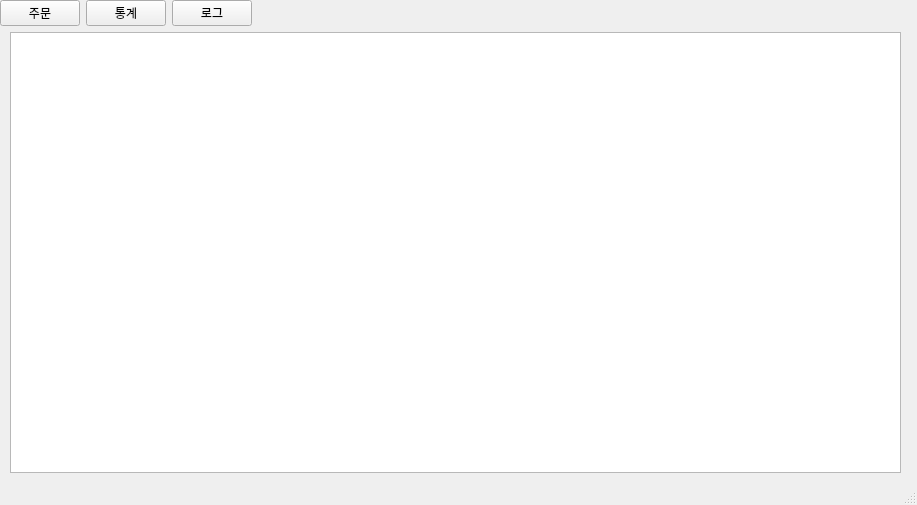
The window that src/ui/kitchen_display/widgets/MainWindow.ui (j0minjae/smart-delivery-robot) describes before a commit, drawn with Qt 5.
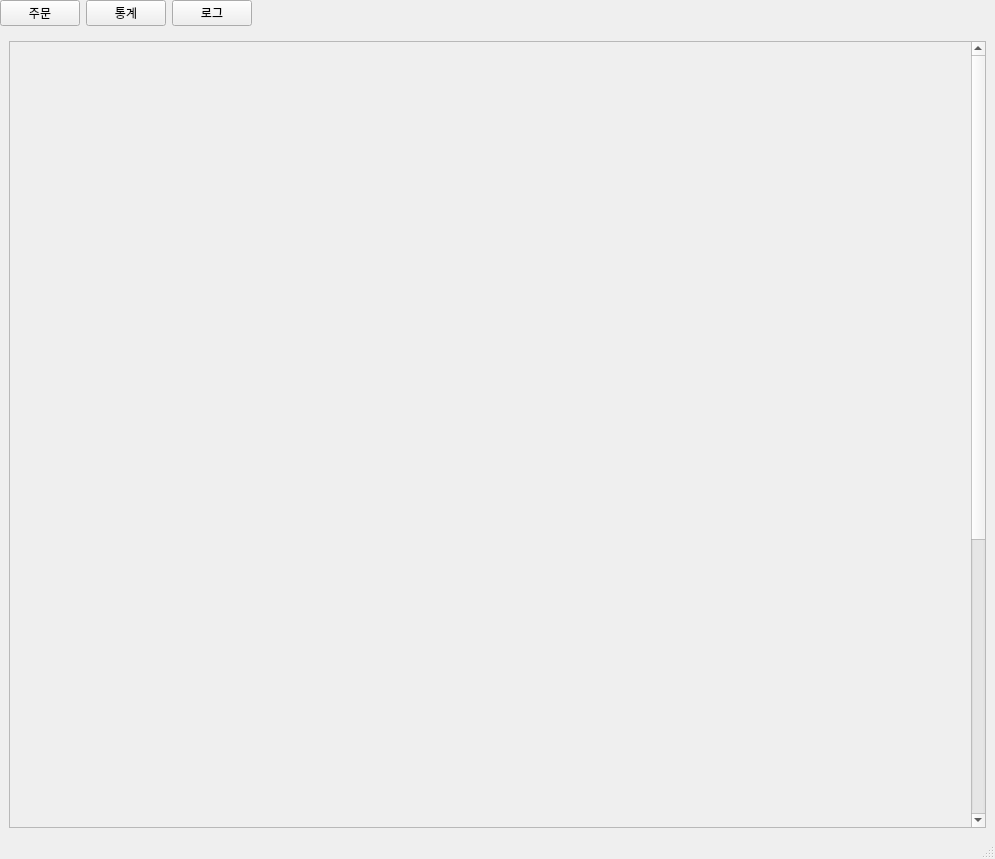
The same window after the commit.

Commit message: feat: display chart

```diff
--- a/src/ui/kitchen_display/widgets/MainWindow.ui
+++ b/src/ui/kitchen_display/widgets/MainWindow.ui
@@ -6,15 +6,15 @@
    <rect>
     <x>0</x>
     <y>0</y>
-    <width>917</width>
-    <height>505</height>
+    <width>995</width>
+    <height>859</height>
    </rect>
   </property>
   <property name="windowTitle">
    <string>MainWindow</string>
   </property>
   <widget class="QWidget" name="centralwidget">
-   <layout class="QGridLayout" name="gridLayout_3">
+   <layout class="QVBoxLayout" name="verticalLayout_4">
     <property name="leftMargin">
      <number>0</number>
     </property>
@@ -27,7 +27,63 @@
     <property name="bottomMargin">
      <number>0</number>
     </property>
-    <item row="1" column="0">
+    <item>
+     <widget class="QWidget" name="page_menu" native="true">
+      <layout class="QHBoxLayout" name="horizontalLayout_2">
+       <property name="leftMargin">
+        <number>0</number>
+       </property>
+       <property name="topMargin">
+        <number>0</number>
+       </property>
+       <property name="rightMargin">
+        <number>0</number>
+       </property>
+       <property name="bottomMargin">
+        <number>0</number>
+       </property>
+       <item>
+        <layout class="QHBoxLayout" name="page_btn_layout">
+         <item>
+          <widget class="QPushButton" name="order_page_btn">
+           <property name="text">
+            <string>주문</string>
+           </property>
+          </widget>
+         </item>
+         <item>
+          <widget class="QPushButton" name="chart_page_btn">
+           <property name="text">
+            <string>통계</string>
+           </property>
+          </widget>
+         </item>
+         <item>
+          <widget class="QPushButton" name="log_page_btn">
+           <property name="text">
+            <string>로그</string>
+           </property>
+          </widget>
+         </item>
+        </layout>
+       </item>
+       <item>
+        <spacer name="horizontalSpacer">
+         <property name="orientation">
+          <enum>Qt::Horizontal</enum>
+         </property>
+         <property name="sizeHint" stdset="0">
+          <size>
+           <width>614</width>
+           <height>20</height>
+          </size>
+         </property>
+        </spacer>
+       </item>
+      </layout>
+     </widget>
+    </item>
+    <item>
      <widget class="QWidget" name="view" native="true">
       <layout class="QVBoxLayout" name="verticalLayout">
        <property name="leftMargin">
@@ -226,78 +282,96 @@
           </layout>
          </widget>
          <widget class="QWidget" name="chart_page">
-          <widget class="QTextBrowser" name="chat_text_browser">
-           <property name="geometry">
-            <rect>
-             <x>10</x>
-             <y>0</y>
-             <width>891</width>
-             <height>441</height>
-            </rect>
-           </property>
-          </widget>
+          <layout class="QVBoxLayout" name="verticalLayout_2">
+           <item>
+            <widget class="QScrollArea" name="scrollArea">
+             <property name="widgetResizable">
+              <bool>true</bool>
+             </property>
+             <widget class="QWidget" name="scrollAreaWidgetContents">
+              <property name="geometry">
+               <rect>
+                <x>0</x>
+                <y>-452</y>
+                <width>961</width>
+                <height>1230</height>
+               </rect>
+              </property>
+              <layout class="QVBoxLayout" name="verticalLayout_5">
+               <item>
+                <widget class="QWidget" name="chart_a" native="true">
+                 <property name="minimumSize">
+                  <size>
+                   <width>0</width>
+                   <height>400</height>
+                  </size>
+                 </property>
+                 <property name="maximumSize">
+                  <size>
+                   <width>16777215</width>
+                   <height>400</height>
+                  </size>
+                 </property>
+                 <layout class="QHBoxLayout" name="horizontalLayout_4">
+                  <item>
+                   <layout class="QVBoxLayout" name="chart_a_layout"/>
+                  </item>
+                 </layout>
+                </widget>
+               </item>
+               <item>
+                <widget class="QWidget" name="chart_b" native="true">
+                 <property name="minimumSize">
+                  <size>
+                   <width>0</width>
+                   <height>400</height>
+                  </size>
+                 </property>
+                 <property name="maximumSize">
+                  <size>
+                   <width>16777215</width>
+                   <height>400</height>
+                  </size>
+                 </property>
+                 <layout class="QHBoxLayout" name="horizontalLayout_5">
+                  <item>
+                   <layout class="QVBoxLayout" name="chart_b_layout"/>
+                  </item>
+                 </layout>
+                </widget>
+               </item>
+               <item>
+                <widget class="QWidget" name="chart_c" native="true">
+                 <property name="minimumSize">
+                  <size>
+                   <width>0</width>
+                   <height>400</height>
+                  </size>
+                 </property>
+                 <property name="maximumSize">
+                  <size>
+                   <width>16777215</width>
+                   <height>400</height>
+                  </size>
+                 </property>
+                 <layout class="QHBoxLayout" name="horizontalLayout_6">
+                  <item>
+                   <layout class="QVBoxLayout" name="chart_c_layout"/>
+                  </item>
+                 </layout>
+                </widget>
+               </item>
+              </layout>
+             </widget>
+            </widget>
+           </item>
+          </layout>
          </widget>
         </widget>
        </item>
       </layout>
      </widget>
     </item>
-    <item row="0" column="0">
-     <widget class="QWidget" name="page_menu" native="true">
-      <layout class="QHBoxLayout" name="horizontalLayout_2">
-       <property name="leftMargin">
-        <number>0</number>
-       </property>
-       <property name="topMargin">
-        <number>0</number>
-       </property>
-       <property name="rightMargin">
-        <number>0</number>
-       </property>
-       <property name="bottomMargin">
-        <number>0</number>
-       </property>
-       <item>
-        <layout class="QHBoxLayout" name="page_btn_layout">
-         <item>
-          <widget class="QPushButton" name="order_page_btn">
-           <property name="text">
-            <string>주문</string>
-           </property>
-          </widget>
-         </item>
-         <item>
-          <widget class="QPushButton" name="chart_page_btn">
-           <property name="text">
-            <string>통계</string>
-           </property>
-          </widget>
-         </item>
-         <item>
-          <widget class="QPushButton" name="log_page_btn">
-           <property name="text">
-            <string>로그</string>
-           </property>
-          </widget>
-         </item>
-        </layout>
-       </item>
-       <item>
-        <spacer name="horizontalSpacer">
-         <property name="orientation">
-          <enum>Qt::Horizontal</enum>
-         </property>
-         <property name="sizeHint" stdset="0">
-          <size>
-           <width>614</width>
-           <height>20</height>
-          </size>
-         </property>
-        </spacer>
-       </item>
-      </layout>
-     </widget>
-    </item>
    </layout>
   </widget>
   <widget class="QStatusBar" name="statusbar"/>
```
Left out of the diff: 6 changed lines with no effect on the pictures. The commit also changes 2 other files.
